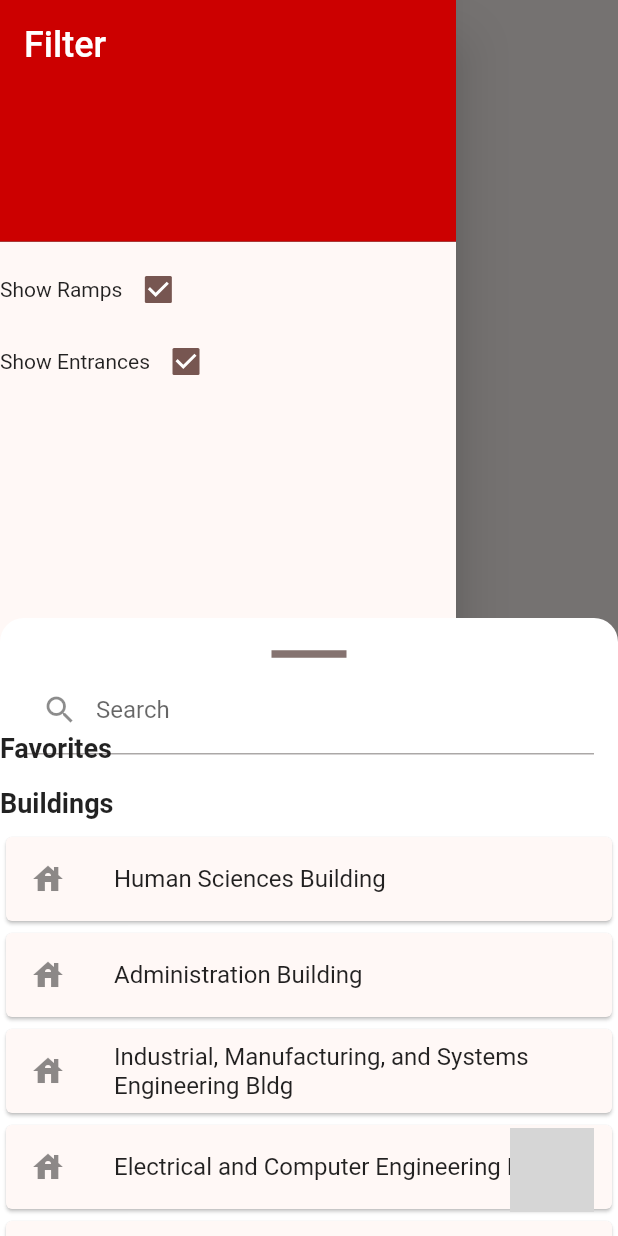
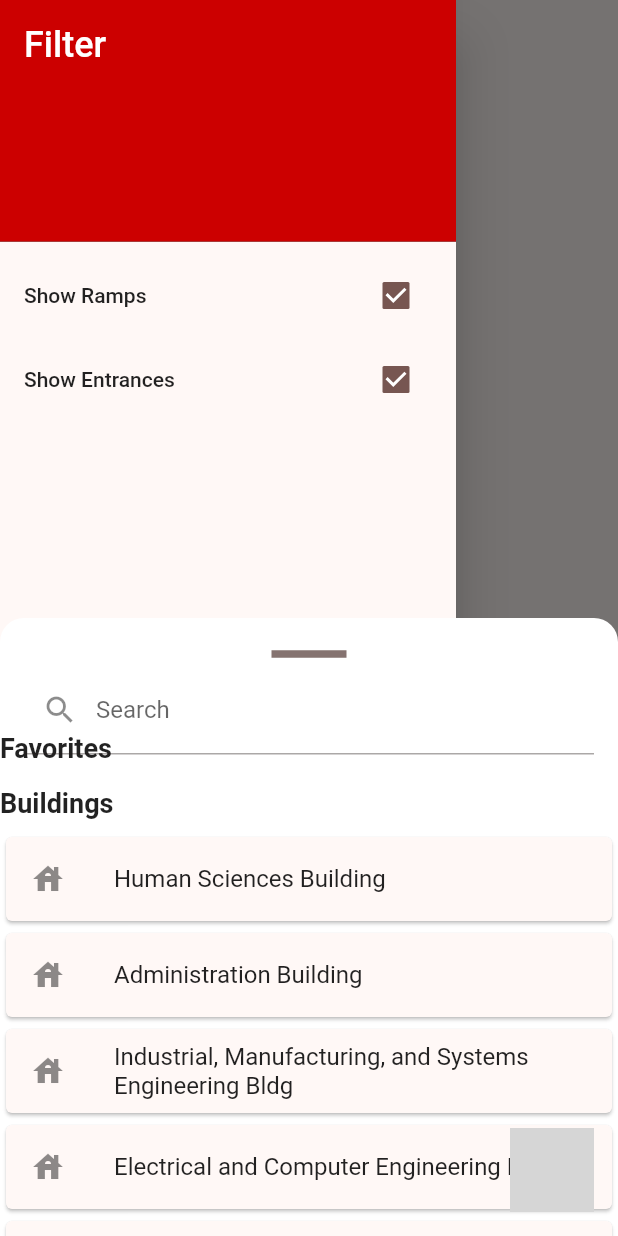
Before and after one commit to AccessTech-TTU/AccessTech, a Flutter app: the screen it shows after launch, with the side drawer open, on a phone screen of 412 x 824 dp. Run offline on Flutter 3.47's test engine with Material 3 defaults, Android fonts, the phone set to English and light mode, and no system bars; our stand-ins replace geolocator, google_maps_flutter; missing offline and left inert: floating_action_bubble, flutter_polyline_points, geolocator_platform_interface; grey boxes are pictures that could not be loaded.

Commit message:
Update map_screen.dart
Update filter UI

```diff
--- a/lib/src/mapScreen/map_screen.dart
+++ b/lib/src/mapScreen/map_screen.dart
@@ -435,9 +435,9 @@ class _MapScreenState extends State<MapScreen>
                 ),
               ),
             ),
-            Row(children: <Widget>[
-              Text("Show Ramps"),
-              Checkbox(
+            ListTile(
+              title: Text("Show Ramps"),
+              trailing: Checkbox(
                 value: showRamps,
                 onChanged: (bool? value) {
                   setState(() {
@@ -447,10 +447,10 @@ class _MapScreenState extends State<MapScreen>
                   });
                 },
               ),
-            ]),
-            Row(children: <Widget>[
-              Text("Show Entrances"),
-              Checkbox(
+            ),
+            ListTile(
+              title: Text("Show Entrances"),
+              trailing: Checkbox(
                 value: showEntrances,
                 onChanged: (bool? value) {
                   setState(() {
@@ -460,7 +460,7 @@ class _MapScreenState extends State<MapScreen>
                   });
                 },
               ),
-            ]),
+            ),
           ],
         ),
       ),
```
